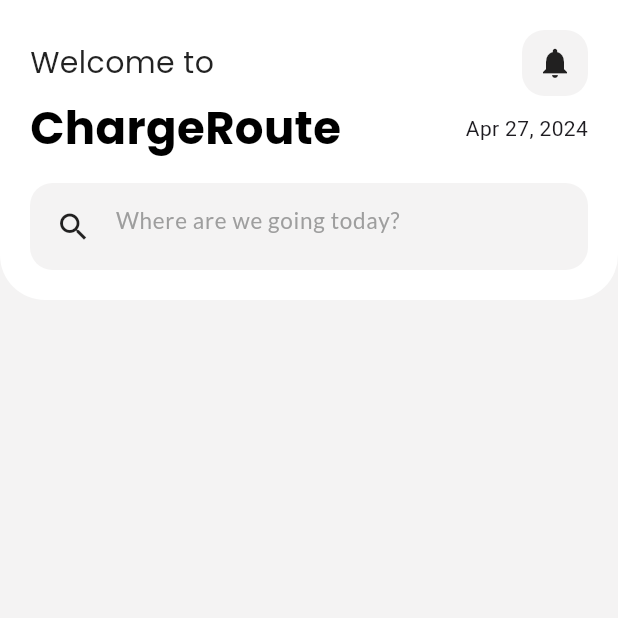
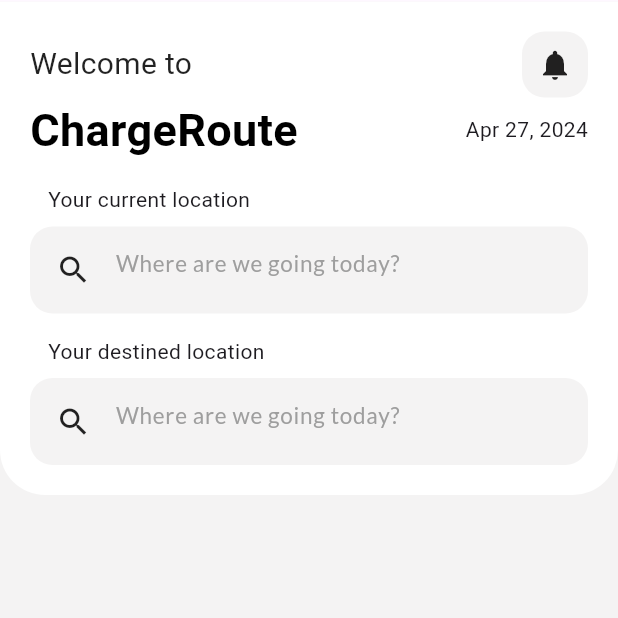
Before and after one commit to piotrbahlaj/charge_route, a Flutter app: the screen it shows after launch, on a phone screen of 412 x 824 dp, the top half of it. Run offline on Flutter 3.47's test engine with Material 3 defaults, Android fonts, the phone set to English and light mode, and no system bars; our stand-ins replace bloc, equatable, google_fonts; Roboto replaces fonts that are missing (Kanit).

Commit message:
more dashboard impl

```diff
--- a/lib/features/dashboard/presentation/pages/dashboard_page.dart
+++ b/lib/features/dashboard/presentation/pages/dashboard_page.dart
@@ -1,3 +1,5 @@
+import 'package:charge_route/features/dashboard/presentation/widgets/search_bar.dart';
+import 'package:charge_route/features/shared/app_bar.dart';
 import 'package:flutter/material.dart';
 import 'package:google_fonts/google_fonts.dart';
 import 'package:intl/intl.dart';
@@ -11,7 +13,9 @@ class DashboardPage extends StatelessWidget {
     String time = DateFormat.yMMMd().format(now);
 
     return Scaffold(
+      //extendBodyBehindAppBar: true,
       backgroundColor: const Color.fromRGBO(244, 243, 243, 1),
+      appBar: const CustomAppBar(),
       body: SafeArea(
         //top container with title and search bar
         child: Column(
@@ -35,7 +39,7 @@ class DashboardPage extends StatelessWidget {
                     children: [
                       Text(
                         'Welcome to',
-                        style: GoogleFonts.poppins(
+                        style: GoogleFonts.kanit(
                           color: Colors.black87,
                           fontSize: 20,
                         ),
@@ -61,7 +65,7 @@ class DashboardPage extends StatelessWidget {
                     children: [
                       Text(
                         'ChargeRoute',
-                        style: GoogleFonts.poppins(
+                        style: GoogleFonts.kanit(
                           color: Colors.black,
                           fontSize: 30,
                           fontWeight: FontWeight.bold,
@@ -74,26 +78,14 @@ class DashboardPage extends StatelessWidget {
                     height: 15,
                   ),
                   // search bar
-                  Container(
-                    padding: const EdgeInsets.all(5),
-                    decoration: BoxDecoration(
-                      color: const Color.fromRGBO(244, 243, 243, 1),
-                      borderRadius: BorderRadius.circular(15),
-                    ),
-                    child: TextField(
-                      decoration: InputDecoration(
-                        border: InputBorder.none,
-                        prefixIcon: const Icon(
-                          Icons.search,
-                          color: Colors.black87,
-                        ),
-                        hintText: 'Where are we going today?',
-                        hintStyle: GoogleFonts.lato(
-                          color: Colors.grey,
-                          fontSize: 15,
-                        ),
-                      ),
-                    ),
+                  const DashboardSearchBar(
+                    hintText: 'Where are we going today?',
+                    titleText: 'Your current location',
+                  ),
+                  const SizedBox(height: 15),
+                  const DashboardSearchBar(
+                    hintText: 'Where are we going today?',
+                    titleText: 'Your destined location',
                   ),
                 ],
               ),
--- /dev/null
+++ b/lib/features/dashboard/presentation/widgets/search_bar.dart
@@ -0,0 +1,52 @@
+import 'package:flutter/material.dart';
+import 'package:google_fonts/google_fonts.dart';
+
+class DashboardSearchBar extends StatelessWidget {
+  const DashboardSearchBar(
+      {super.key, required this.hintText, required this.titleText});
+
+  final String hintText;
+  final String titleText;
+
+  @override
+  Widget build(BuildContext context) {
+    return Column(
+      crossAxisAlignment: CrossAxisAlignment.start,
+      children: [
+        Padding(
+          padding: const EdgeInsets.only(left: 12),
+          child: Text(
+            titleText,
+            style: GoogleFonts.kanit(fontSize: 14),
+          ),
+        ),
+        const SizedBox(height: 8),
+        Container(
+          padding: const EdgeInsets.all(5),
+          decoration: BoxDecoration(
+            color: const Color.fromRGBO(244, 243, 243, 1),
+            borderRadius: BorderRadius.circular(15),
+          ),
+          child: Column(
+            children: [
+              TextField(
+                decoration: InputDecoration(
+                  border: InputBorder.none,
+                  prefixIcon: const Icon(
+                    Icons.search,
+                    color: Colors.black87,
+                  ),
+                  hintText: hintText,
+                  hintStyle: GoogleFonts.lato(
+                    color: Colors.grey,
+                    fontSize: 15,
+                  ),
+                ),
+              ),
+            ],
+          ),
+        ),
+      ],
+    );
+  }
+}
--- /dev/null
+++ b/lib/features/shared/app_bar.dart
@@ -0,0 +1,13 @@
+import 'package:flutter/material.dart';
+
+class CustomAppBar extends StatelessWidget implements PreferredSizeWidget {
+  const CustomAppBar({super.key});
+
+  @override
+  Widget build(BuildContext context) {
+    return AppBar();
+  }
+
+  @override
+  Size get preferredSize => const Size.fromHeight(1);
+}
```
